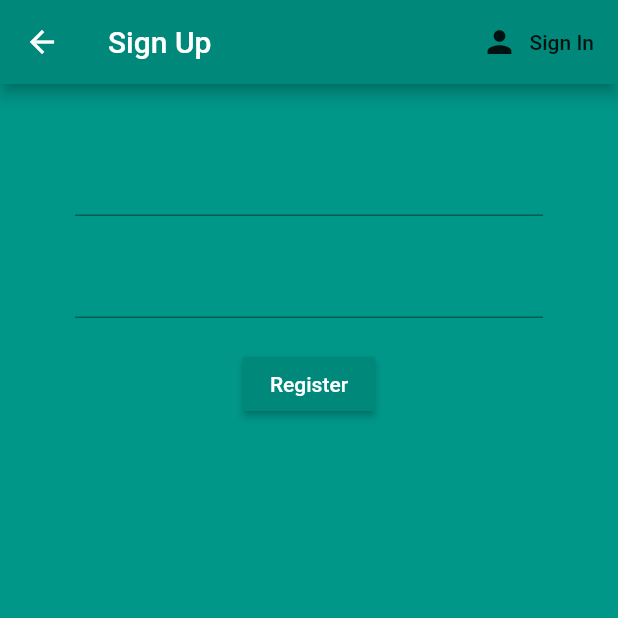
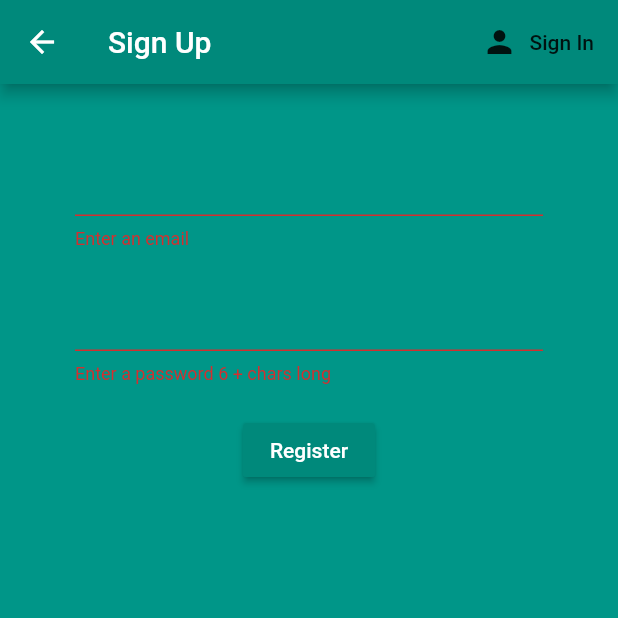
Before and after one commit to TechnicallyItsPossible/medifriend, a Flutter app: the Register screen opened directly, after a tap on "Register", on a phone screen of 412 x 824 dp, the top half of it. Run offline on Flutter 3.47's test engine with Material 2 defaults, Android fonts, the phone set to English and light mode, and no system bars; our stand-ins replace firebase_auth, splashscreen; accounts and stored records are empty.

Commit message:
Register module working
Signed-off-by: Raaj Anand Chaudhary <raaj.anand2@gmail.com>

```diff
--- a/lib/main.dart
+++ b/lib/main.dart
@@ -23,9 +23,9 @@ class _MyAppState extends State<MyApp> {
         seconds: 3,
         navigateAfterSeconds: new AfterSplash(),
         image: new Image.asset('assets/logo2.png'),
-        backgroundColor: Colors.black,
+        backgroundColor: Colors.teal,
         photoSize: 150.0,
-        loaderColor: Colors.teal);
+        loaderColor: Colors.white);
   }
 }
 
--- a/lib/screens/authenticate/register.dart
+++ b/lib/screens/authenticate/register.dart
@@ -2,16 +2,22 @@ import 'package:MediFriend/services/auth.dart';
 import 'package:flutter/material.dart';
 
 class Register extends StatefulWidget {
+  final Function toggleView;
+
+  Register({this.toggleView});
+
   @override
   _RegisterState createState() => _RegisterState();
 }
 
 class _RegisterState extends State<Register> {
   final AuthService _auth = AuthService();
+  final _formKey = GlobalKey<FormState>();
 
   //text field state
   String email = '';
   String password = '';
+  String error = '';
 
   @override
   Widget build(BuildContext context) {
@@ -24,23 +30,30 @@ class _RegisterState extends State<Register> {
           FlatButton.icon(
             icon: Icon(Icons.person),
             label: Text('Sign In'),
-            onPressed: () {},
+            onPressed: () {
+              widget.toggleView();
+            },
           )
         ],
       ),
       body: Container(
           padding: EdgeInsets.symmetric(vertical: 20, horizontal: 50),
           child: Form(
+              key: _formKey,
               child: Column(
                 children: <Widget>[
                   SizedBox(height: 20),
                   TextFormField(
+                    validator: (val) => val.isEmpty ? 'Enter an email' : null,
                     onChanged: (val) {
                       setState(() => email = val);
                     },
                   ),
                   SizedBox(height: 20),
                   TextFormField(
+                    validator: (val) => val.length < 6
+                        ? 'Enter a password 6 + chars long'
+                        : null,
                     obscureText: true,
                     onChanged: (val) {
                       setState(() => password = val);
@@ -54,9 +67,19 @@ class _RegisterState extends State<Register> {
                       style: TextStyle(color: Colors.white),
                     ),
                     onPressed: () async {
-                  print(email);
-                  print(password);
+                      if (_formKey.currentState.validate()) {
+                        dynamic result = await _auth
+                            .registerWithEmailAndPassword(email, password);
+                        if (result == null) {
+                          setState(() => error = 'Please enter a valid email');
+                        }
+                      }
                     },
+                  ),
+                  SizedBox(height: 12.0),
+                  Text(
+                    error,
+                    style: TextStyle(color: Colors.white, fontSize: 14.0),
                   )
                 ],
               ))),
```
Also changed, not shown: lib/screens/authenticate/authenticate.dart (+12 -3 lines), lib/screens/authenticate/sign_in.dart (+13 -0 lines), lib/services/auth.dart (+12 -0 lines). Lines whose indentation alone changed are shown as unchanged.
